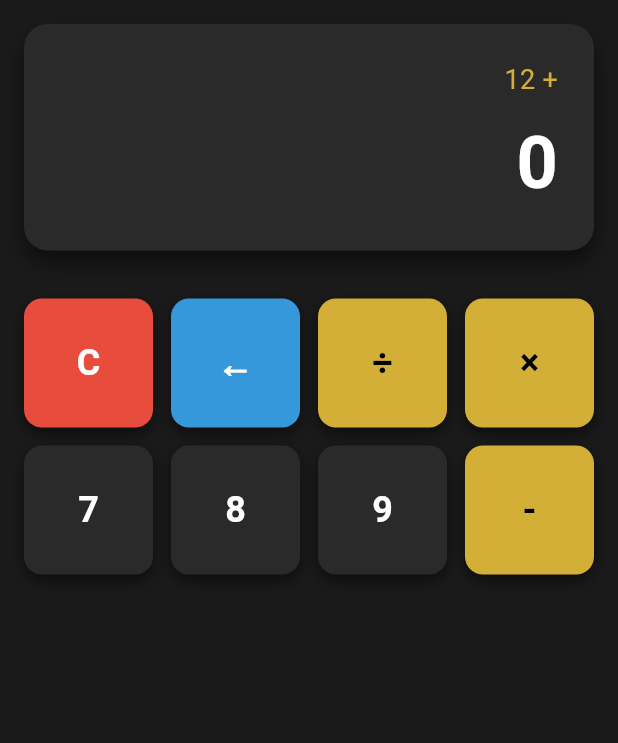
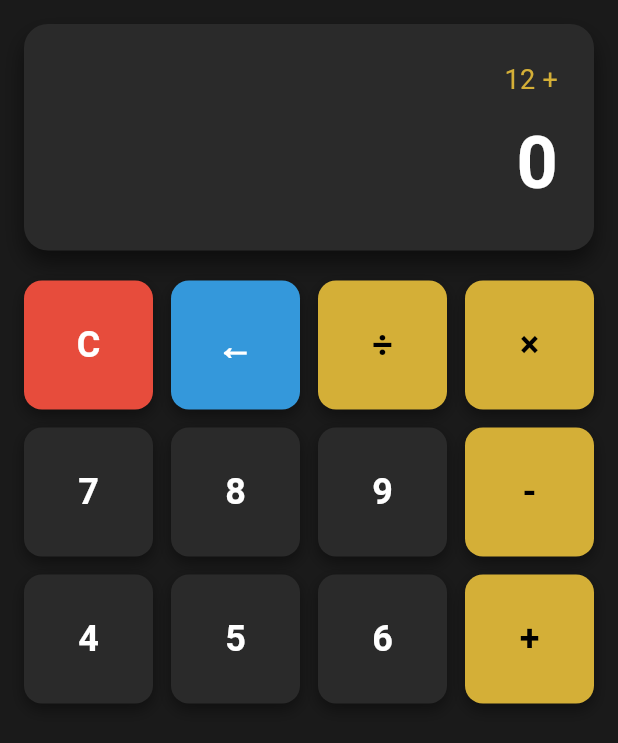
Before and after one commit to tatiana1104/calculadora, a Flutter app: the screen it shows after launch, on a phone screen of 412 x 824 dp. Shown: the top 743 px of the screen. Run offline on Flutter 3.47's test engine with Material 3 defaults, Android fonts, the phone set to English and light mode, and no system bars.

Commit message:
Agregar fila 3: números 4-6 en gris y operador '+' dorado

```diff
--- a/lib/main.dart
+++ b/lib/main.dart
@@ -5,7 +5,7 @@ void main() {
   runApp(const CalculatorApp());
 }
 
-// Widget raíz
+// Widget raíz de la app
 class CalculatorApp extends StatelessWidget {
   const CalculatorApp({super.key});
 
@@ -18,27 +18,28 @@ class CalculatorApp extends StatelessWidget {
         brightness: Brightness.dark, // Tema oscuro
         useMaterial3: true,
       ),
-      home: const CalculatorScreen(),
+      home: const CalculatorScreen(), // Pantalla principal
     );
   }
 }
 
+// Pantalla principal
 class CalculatorScreen extends StatelessWidget {
   const CalculatorScreen({super.key});
 
-  // Widget reutilizable para botones
-  Widget _buildButton(
-    String label, {
-    Color? backgroundColor,
-    Color? textColor,
+  // Método reutilizable para crear botones
+  Widget _buildButton({
+    required String label, // Texto del botón
+    required Color color, // Fondo del botón
+    required Color textColor, // Color del texto
   }) {
     return Container(
       decoration: BoxDecoration(
-        color: backgroundColor ?? const Color(0xFF2A2A2A), // Gris por defecto
-        borderRadius: BorderRadius.circular(12),
+        color: color, // Color de fondo
+        borderRadius: BorderRadius.circular(12), // Bordes redondeados
         boxShadow: [
           BoxShadow(
-            color: Colors.black.withOpacity(0.5),
+            color: Colors.black.withOpacity(0.4), // Sombra
             blurRadius: 8,
             offset: const Offset(0, 4),
           ),
@@ -46,11 +47,11 @@ class CalculatorScreen extends StatelessWidget {
       ),
       child: Center(
         child: Text(
-          label,
+          label, // Texto del botón
           style: TextStyle(
-            fontSize: 24,
-            fontWeight: FontWeight.bold,
-            color: textColor ?? Colors.white, // Texto blanco por defecto
+            fontSize: 24, // Tamaño de texto
+            fontWeight: FontWeight.bold, // Negrita
+            color: textColor, // Color del texto
           ),
         ),
       ),
@@ -66,7 +67,7 @@ class CalculatorScreen extends StatelessWidget {
           padding: const EdgeInsets.all(16.0), // Padding general
           child: Column(
             children: [
-              // Display
+              // === Display principal ===
               Container(
                 width: double.infinity,
                 padding: const EdgeInsets.all(24),
@@ -88,7 +89,7 @@ class CalculatorScreen extends StatelessWidget {
                       "12 +",
                       style: TextStyle(
                         fontSize: 18,
-                        color: Color(0xFFD4AF37),
+                        color: Color(0xFFD4AF37), // Dorado
                       ),
                     ),
                     SizedBox(height: 8),
@@ -104,37 +105,36 @@ class CalculatorScreen extends StatelessWidget {
                 ),
               ),
 
-              const SizedBox(height: 32),
+              const SizedBox(height: 20), // Espacio entre display y botones
 
-              // Teclado
-              GridView.count(
-                crossAxisCount: 4,
-                crossAxisSpacing: 12,
-                mainAxisSpacing: 12,
-                shrinkWrap: true,
-                children: [
-                  // ====== Fila 1 (Commit 11) ======
-                  _buildButton("C",
-                      backgroundColor: const Color(0xFFE74C3C),
-                      textColor: Colors.white),
-                  _buildButton("←",
-                      backgroundColor: const Color(0xFF3498DB),
-                      textColor: Colors.white),
-                  _buildButton("÷",
-                      backgroundColor: const Color(0xFFD4AF37),
-                      textColor: Colors.black),
-                  _buildButton("×",
-                      backgroundColor: const Color(0xFFD4AF37),
-                      textColor: Colors.black),
+              // === GRID DE BOTONES ===
+              Expanded(
+                child: GridView.count(
+                  crossAxisCount: 4, // 4 columnas
+                  crossAxisSpacing: 12,
+                  mainAxisSpacing: 12,
+                  shrinkWrap: true,
 
-                  // ====== Fila 2 (Commit 12) ======
-                  _buildButton("7"), // Gris por defecto
-                  _buildButton("8"),
-                  _buildButton("9"),
-                  _buildButton("-",
-                      backgroundColor: const Color(0xFFD4AF37),
-                      textColor: Colors.black), // Operador dorado
-                ],
+                  children: [
+                    // --- FILA 1 ---
+                    _buildButton(label: "C", color: const Color(0xFFE74C3C), textColor: Colors.white),
+                    _buildButton(label: "←", color: const Color(0xFF3498DB), textColor: Colors.white),
+                    _buildButton(label: "÷", color: const Color(0xFFD4AF37), textColor: Colors.black),
+                    _buildButton(label: "×", color: const Color(0xFFD4AF37), textColor: Colors.black),
+
+                    // --- FILA 2 ---
+                    _buildButton(label: "7", color: const Color(0xFF2A2A2A), textColor: Colors.white),
+                    _buildButton(label: "8", color: const Color(0xFF2A2A2A), textColor: Colors.white),
+                    _buildButton(label: "9", color: const Color(0xFF2A2A2A), textColor: Colors.white),
+                    _buildButton(label: "-", color: const Color(0xFFD4AF37), textColor: Colors.black),
+
+                    // --- FILA 3 (COMMIT 13) ---
+                    _buildButton(label: "4", color: const Color(0xFF2A2A2A), textColor: Colors.white),
+                    _buildButton(label: "5", color: const Color(0xFF2A2A2A), textColor: Colors.white),
+                    _buildButton(label: "6", color: const Color(0xFF2A2A2A), textColor: Colors.white),
+                    _buildButton(label: "+", color: const Color(0xFFD4AF37), textColor: Colors.black),
+                  ],
+                ),
               ),
             ],
           ),
```
